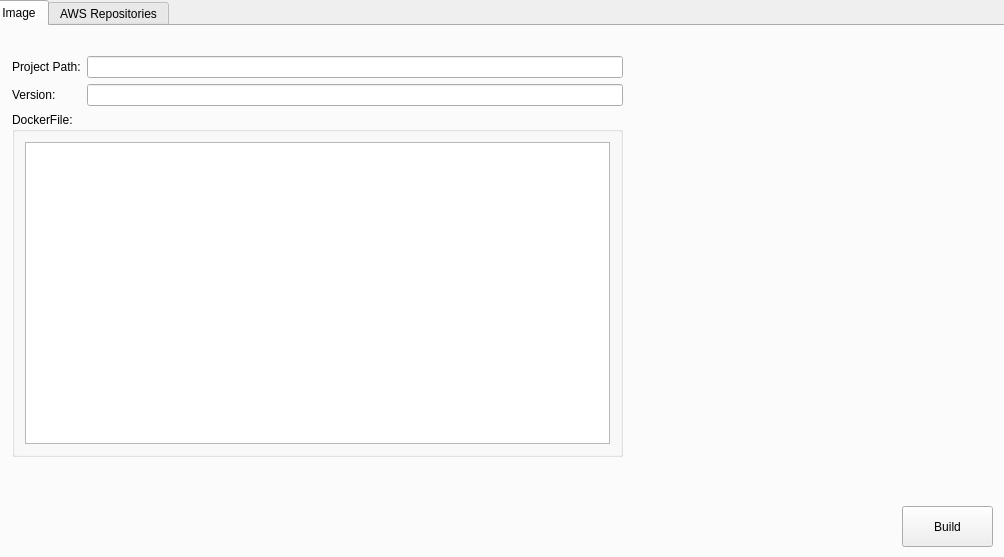
The window that form.ui (kenzofeng/dclient) describes before a commit, drawn with Qt 5.
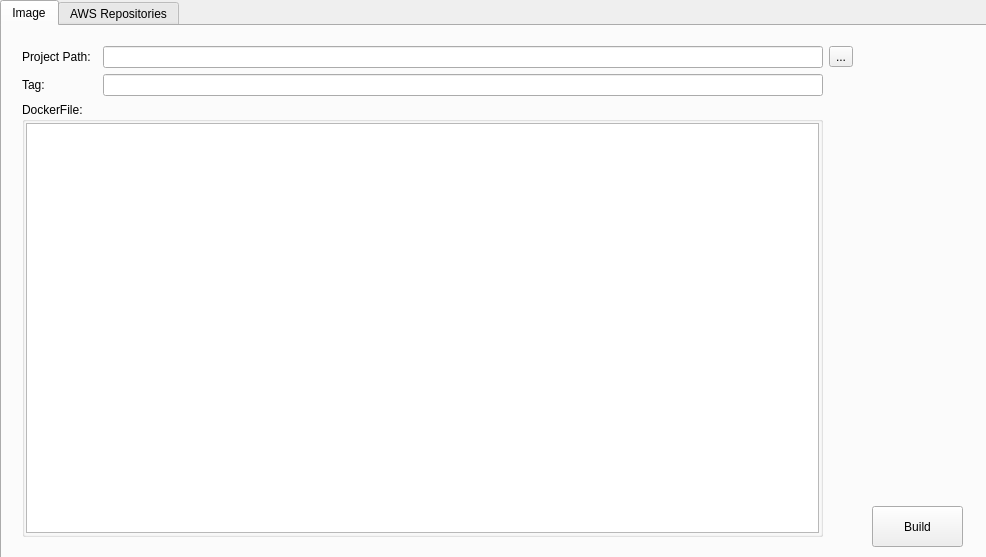
The same window after the commit. The open tabs and pages were chosen to show the change.

```diff
--- a/form.ui
+++ b/form.ui
@@ -6,7 +6,7 @@
    <rect>
     <x>0</x>
     <y>0</y>
-    <width>1004</width>
+    <width>986</width>
     <height>557</height>
    </rect>
   </property>
@@ -16,10 +16,10 @@
   <widget class="QTabWidget" name="tabWidget">
    <property name="geometry">
     <rect>
-     <x>-10</x>
+     <x>0</x>
      <y>0</y>
-     <width>1031</width>
-     <height>571</height>
+     <width>991</width>
+     <height>561</height>
     </rect>
    </property>
    <property name="currentIndex">
@@ -32,7 +32,7 @@
     <widget class="QPushButton" name="pushButton">
      <property name="geometry">
       <rect>
-       <x>910</x>
+       <x>870</x>
        <y>480</y>
        <width>91</width>
        <height>41</height>
@@ -46,53 +46,59 @@
      <property name="geometry">
       <rect>
        <x>20</x>
-       <y>30</y>
-       <width>611</width>
-       <height>401</height>
+       <y>20</y>
+       <width>831</width>
+       <height>491</height>
       </rect>
      </property>
      <layout class="QGridLayout" name="gridLayout">
-      <item row="0" column="0">
+      <item row="2" column="0">
        <widget class="QLabel" name="label">
         <property name="text">
          <string>Project Path:</string>
         </property>
        </widget>
       </item>
-      <item row="1" column="1">
-       <widget class="QLineEdit" name="Version"/>
-      </item>
-      <item row="1" column="0">
-       <widget class="QLabel" name="label_2">
-        <property name="text">
-         <string>Version:</string>
-        </property>
-       </widget>
-      </item>
-      <item row="0" column="1">
+      <item row="2" column="2">
        <widget class="QLineEdit" name="ProjectPath"/>
       </item>
-      <item row="2" column="0" colspan="2">
+      <item row="3" column="0">
+       <widget class="QLabel" name="label_2">
+        <property name="text">
+         <string>Tag:</string>
+        </property>
+       </widget>
+      </item>
+      <item row="3" column="2">
+       <widget class="QLineEdit" name="Tag"/>
+      </item>
+      <item row="2" column="3">
+       <widget class="QToolButton" name="toolButton">
+        <property name="text">
+         <string>...</string>
+        </property>
+       </widget>
+      </item>
+      <item row="6" column="0" colspan="3">
        <widget class="QGroupBox" name="groupBox">
         <property name="title">
          <string>DockerFile:</string>
         </property>
         <layout class="QHBoxLayout" name="horizontalLayout">
+         <property name="leftMargin">
+          <number>1</number>
+         </property>
+         <property name="topMargin">
+          <number>1</number>
+         </property>
+         <property name="rightMargin">
+          <number>1</number>
+         </property>
+         <property name="bottomMargin">
+          <number>1</number>
+         </property>
          <item>
-          <widget class="QTextEdit" name="textEdit">
-           <property name="minimumSize">
-            <size>
-             <width>585</width>
-             <height>302</height>
-            </size>
-           </property>
-           <property name="maximumSize">
-            <size>
-             <width>585</width>
-             <height>302</height>
-            </size>
-           </property>
-          </widget>
+          <widget class="QTextEdit" name="textEdit"/>
          </item>
         </layout>
        </widget>
```
Left out of the diff: 67 changed lines with no effect on the pictures.
